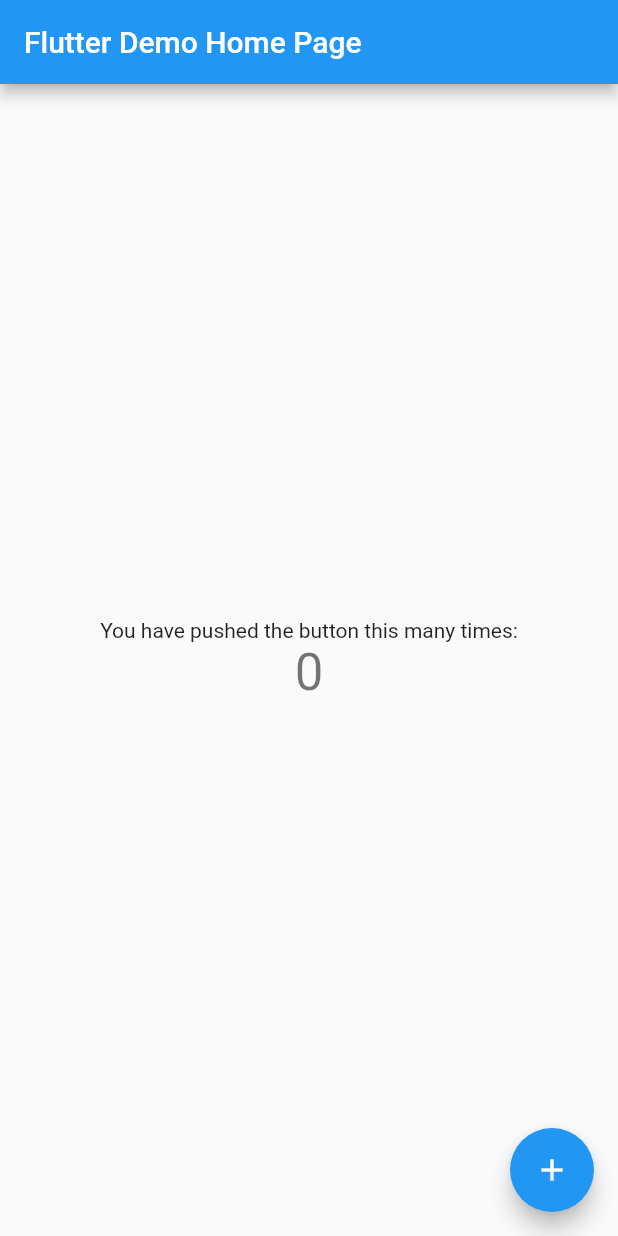
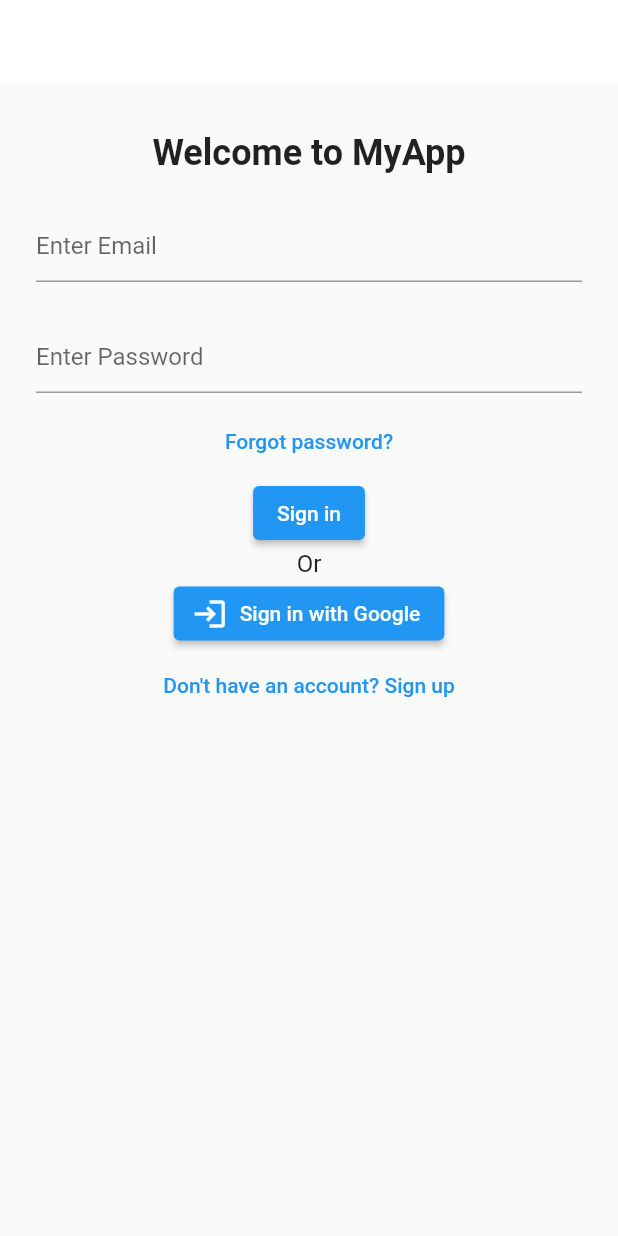
Before and after one commit to HeronKyaw/Flutter-Spinner-Wheels, a Flutter app: the screen it shows after launch, on a phone screen of 412 x 824 dp. Run offline on Flutter 3.47's test engine with Material 2 defaults, Android fonts, the phone set to English and light mode, and no system bars; our stand-ins replace bloc, equatable, firebase_auth, firebase_core, flutter_bloc; accounts and stored records are empty.

Commit message:
Repository and Login Functionality

```diff
--- a/lib/data/repositories/spinner_wheels_repository.dart
+++ b/lib/data/repositories/spinner_wheels_repository.dart
@@ -0,0 +1,66 @@
+import 'package:firebase_auth/firebase_auth.dart';
+import 'package:flutter/material.dart';
+
+abstract class SpinnerWheelRepository {
+  Future<User?> signIn(String email, String password);
+  Future<User?> signUp(String email, String password);
+  Future<void> logout();
+}
+
+class SpinnerWheelRepositoryImpl extends SpinnerWheelRepository {
+  final FirebaseAuth _firebaseAuth;
+  SpinnerWheelRepositoryImpl({FirebaseAuth? firebaseAuth}) : _firebaseAuth = firebaseAuth ?? FirebaseAuth.instance;
+
+  @override
+  Future<User?> signIn(String email, String password) async {
+    try {
+      UserCredential userCredential = await _firebaseAuth.signInWithEmailAndPassword(
+        email: email,
+        password: password,
+      );
+      return userCredential.user;
+    } on FirebaseAuthException catch (e) {
+      if (e.code == 'user-not-found') {
+        print('No user found for that email.');
+      } else if (e.code == 'wrong-password') {
+        print('Wrong password provided for that user.');
+      }
+      return null;
+    } catch (e) {
+      print(e);
+      return null;
+    }
+  }
+
+  @override
+  Future<void> logout() async {
+    try {
+      await _firebaseAuth.signOut();
+    } catch (e) {
+      throw FirebaseAuthException(
+          code: 'logout_failed',
+          message: 'Failed to logout. Error: ${e.toString()}');
+    }
+  }
+
+  @override
+  Future<User?> signUp(String email, String password) async {
+    try {
+      UserCredential userCredential = await _firebaseAuth.createUserWithEmailAndPassword(
+        email: email,
+        password: password,
+      );
+      return userCredential.user;
+    } on FirebaseAuthException catch (e) {
+      if (e.code == 'weak-password') {
+        print('The password provided is too weak.');
+      } else if (e.code == 'email-already-in-use') {
+        print('The account already exists for that email.');
+      }
+      return null;
+    } catch (e) {
+      print(e);
+      return null;
+    }
+  }
+}
--- a/lib/main.dart
+++ b/lib/main.dart
@@ -1,8 +1,17 @@
+import 'package:firebase_core/firebase_core.dart';
 import 'package:flutter/material.dart';
+import 'package:flutter_bloc/flutter_bloc.dart';
+import 'package:spinner_wheel/data/repositories/spinner_wheels_repository.dart';
+import 'package:spinner_wheel/screens/login/bloc/login_bloc.dart';
+import 'package:spinner_wheel/screens/login/views/login_page.dart';
 
-void main() {
+void main() async{
+  WidgetsFlutterBinding.ensureInitialized();
+  await Firebase.initializeApp();
   runApp(const MyApp());
 }
+
+final navigatorKey = GlobalKey<NavigatorState>();
 
 class MyApp extends StatelessWidget {
   const MyApp({super.key});
@@ -10,58 +19,15 @@ class MyApp extends StatelessWidget {
   @override
   Widget build(BuildContext context) {
     return MaterialApp(
+      navigatorKey: navigatorKey,
       title: 'Flutter Demo',
       theme: ThemeData(
         primarySwatch: Colors.blue,
       ),
-      home: const MyHomePage(title: 'Flutter Demo Home Page'),
+      home: BlocProvider(
+          create: (context) => LoginBloc(SpinnerWheelRepositoryImpl()),
+          child: const LoginPage(),
+      )
     );
   }
 }
-
-class MyHomePage extends StatefulWidget {
-  const MyHomePage({super.key, required this.title});
-
-  final String title;
-
-  @override
-  State<MyHomePage> createState() => _MyHomePageState();
-}
-
-class _MyHomePageState extends State<MyHomePage> {
-  int _counter = 0;
-
-  void _incrementCounter() {
-    setState(() {
-      _counter++;
-    });
-  }
-
-  @override
-  Widget build(BuildContext context) {
-    return Scaffold(
-      appBar: AppBar(
-        title: Text(widget.title),
-      ),
-      body: Center(
-        child: Column(
-          mainAxisAlignment: MainAxisAlignment.center,
-          children: <Widget>[
-            const Text(
-              'You have pushed the button this many times:',
-            ),
-            Text(
-              '$_counter',
-              style: Theme.of(context).textTheme.headlineMedium,
-            ),
-          ],
-        ),
-      ),
-      floatingActionButton: FloatingActionButton(
-        onPressed: _incrementCounter,
-        tooltip: 'Increment',
-        child: const Icon(Icons.add),
-      ),
-    );
-  }
-}
--- a/lib/screens/login/bloc/login_bloc.dart
+++ b/lib/screens/login/bloc/login_bloc.dart
@@ -1,13 +1,36 @@
+import 'dart:async';
+
 import 'package:bloc/bloc.dart';
 import 'package:equatable/equatable.dart';
+import 'package:spinner_wheel/data/repositories/spinner_wheels_repository.dart';
 
 part 'login_event.dart';
 part 'login_state.dart';
 
 class LoginBloc extends Bloc<LoginEvent, LoginState> {
-  LoginBloc() : super(LoginInitial()) {
+  final SpinnerWheelRepository _spinnerWheelRepository;
+  LoginBloc(this._spinnerWheelRepository) : super(LoginInitial()) {
     on<LoginEvent>((event, emit) {
-      // TODO: implement event handler
     });
+    on<LoginButtonPressed>(_loginButtonPressed);
+    on<LogoutButtonPressed>(_logoutButtonPressed);
+  }
+
+  FutureOr<void> _loginButtonPressed(LoginButtonPressed event, Emitter<LoginState> emit) async{
+    try {
+      await _spinnerWheelRepository.signIn(event.username, event.password);
+      emit(const LoginSuccess());
+    } catch (error) {
+      emit(LoginFailure('Error: $error'));
+    }
+  }
+
+  FutureOr<void> _logoutButtonPressed(LogoutButtonPressed event, Emitter<LoginState> emit) async{
+    try {
+    await _spinnerWheelRepository.logout();
+    emit(const LogoutSuccess());
+  } catch (error) {
+    emit(LogoutFailure('Error: $error'));
+  }
   }
 }
--- a/lib/screens/login/bloc/login_event.dart
+++ b/lib/screens/login/bloc/login_event.dart
@@ -4,5 +4,21 @@ abstract class LoginEvent extends Equatable {
   const LoginEvent();
 
   @override
-  List<Object> get props => [];
+  List<Object?> get props => [];
 }
+
+class LoginButtonPressed extends LoginEvent {
+  final String username;
+  final String password;
+
+  const LoginButtonPressed(
+      {required this.username,
+      required this.password});
+
+  @override
+  List<Object?> get props => [username, password];
+}
+
+class LogoutButtonPressed extends LoginEvent {
+  const LogoutButtonPressed();
+}
--- a/lib/screens/login/bloc/login_state.dart
+++ b/lib/screens/login/bloc/login_state.dart
@@ -4,7 +4,33 @@ abstract class LoginState extends Equatable {
   const LoginState();
 
   @override
-  List<Object> get props => [];
+  List<Object?> get props => [];
 }
 
 class LoginInitial extends LoginState {}
+
+class LoginSuccess extends LoginState {
+  const LoginSuccess();
+}
+
+class LoginFailure extends LoginState {
+  final String error;
+
+  const LoginFailure(this.error);
+
+  @override
+  List<Object?> get props => [error];
+}
+
+class LogoutSuccess extends LoginState {
+  const LogoutSuccess();
+}
+
+class LogoutFailure extends LoginState {
+  final String error;
+  const LogoutFailure(this.error);
+
+  @override
+  List<Object?> get props => [error];
+
+}
--- a/lib/screens/login/views/login_page.dart
+++ b/lib/screens/login/views/login_page.dart
@@ -0,0 +1,185 @@
+import 'package:firebase_auth/firebase_auth.dart';
+import 'package:flutter/material.dart';
+import 'package:flutter_bloc/flutter_bloc.dart';
+import 'package:spinner_wheel/data/repositories/spinner_wheels_repository.dart';
+import 'package:spinner_wheel/main.dart';
+import 'package:spinner_wheel/screens/login/bloc/login_bloc.dart';
+import 'package:spinner_wheel/widgets/text_field_widget.dart';
+
+class LoginPage extends StatelessWidget {
+  const LoginPage({Key? key}) : super(key: key);
+
+  @override
+  Widget build(BuildContext context) {
+    return BlocProvider(
+      create: (context) => LoginBloc(SpinnerWheelRepositoryImpl()),
+      child: const LoginView(title: 'Log In'),
+    );
+  }
+}
+
+class LoginView extends StatefulWidget {
+  const LoginView({Key? key, required this.title}) : super(key: key);
+
+  final String title;
+
+  @override
+  LoginViewState createState() => LoginViewState();
+}
+
+
+class LoginViewState extends State<LoginView> {
+
+  final TextEditingController _userNameController = TextEditingController();
+  final TextEditingController _passwordController = TextEditingController();
+
+  @override
+  void dispose() {
+    _userNameController.dispose();
+    _passwordController.dispose();
+    super.dispose();
+  }
+
+  @override
+  Widget build(BuildContext context) {
+    return Scaffold(
+      appBar: AppBar(
+        backgroundColor: Colors.white,
+        shadowColor: Colors.transparent,
+      ),
+      body: BlocConsumer<LoginBloc, LoginState>(
+        listener: (context, state) {
+          if (state is LoginSuccess) {
+            ScaffoldMessenger.of(context).showSnackBar(
+              const SnackBar(
+                content: Text("Login Success"),
+                backgroundColor: Colors.green,
+              ),
+            );
+          } else {
+            ScaffoldMessenger.of(context).showSnackBar(
+              const SnackBar(
+                content: Text("LOGIN FAILURE"),
+                backgroundColor: Colors.red,
+              ),
+            );
+          }
+        },
+        builder: (context, state) {
+          return SingleChildScrollView(
+              child: Padding(
+                padding: const EdgeInsets.all(16.0),
+                child: StreamBuilder<User?>(
+                  stream: FirebaseAuth.instance.authStateChanges(),
+                  builder: (_, snapshot) {
+                    if (snapshot.hasData) {
+                      return Center(
+                        child: Column(
+                          children: [
+                            Text(
+                              'You are logged in as ${snapshot.data!.email}',
+                              textAlign: TextAlign.center,
+                              style: const TextStyle(fontSize: 16),
+                            ),
+                            const SizedBox(height: 16),
+                            ElevatedButton(
+                              onPressed: () {
+                                context.read<LoginBloc>().add(
+                                  const LogoutButtonPressed(),
+                                );
+                              },
+                              child: const Text('Logout'),
+                            ),
+                          ],
+                        ),
+                      );
+                    } else if (snapshot.connectionState == ConnectionState.waiting) {
+                      return const Center(
+                        child: CircularProgressIndicator(),
+                      );
+                    } else if (snapshot.hasError) {
+                      return const Center(
+                        child: Text('Something went wrong!'),
+                      );
+                    }else {
+                      return Center(
+                        child: Column(
+                          children: [
+                            const SizedBox(height: 16),
+                            const Text(
+                              'Welcome to MyApp',
+                              style: TextStyle(
+                                fontSize: 24,
+                                fontWeight: FontWeight.bold,
+                              ),
+                            ),
+                            const SizedBox(height: 16),
+                            LoginTextField(
+                              hintText: 'Enter Email',
+                              controller: _userNameController,
+                              obscure: false,
+                            ),
+                            const SizedBox(
+                              height: 10,
+                            ),
+                            LoginTextField(
+                              hintText: 'Enter Password',
+                              controller: _passwordController,
+                              obscure: true,
+                            ),
+                            TextButton(
+                              onPressed: () {
+                                // TODO: Implement forgot password functionality
+                              },
+                              child: const Text('Forgot password?'),
+                            ),
+                            ElevatedButton(
+                              onPressed: () async{
+                                showDialog(
+                                  context: context,
+                                  builder: (context) => const Center(
+                                    child: CircularProgressIndicator(),
+                                  )
+                                );
+                                context.read<LoginBloc>().add(
+                                  LoginButtonPressed(
+                                    username: _userNameController.text,
+                                    password: _passwordController.text,
+                                  ),
+                                );
+                                // remove circular animation cuz Navigator.of(context).pop() does not work.
+                                navigatorKey.currentState!.popUntil((route) => route.isFirst);
+                              },
+                              child: const Text('Sign in'),
+                            ),
+                            const Text(
+                              'Or',
+                              textAlign: TextAlign.center,
+                              style: TextStyle(fontSize: 16),
+                            ),
+                            ElevatedButton.icon(
+                              onPressed: () {
+                                // TODO: Implement Google sign-in functionality
+                              },
+                              icon: const Icon(Icons.login),
+                              label: const Text('Sign in with Google'),
+                            ),
+                            TextButton(
+                              onPressed: () {
+                                // TODO: Implement sign-up functionality
+                              },
+                              child: const Text('Don\'t have an account? Sign up'),
+                            ),
+                          ],
+                        ),
+                      );
+                    }
+                  }
+                ),
+              ),
+            );
+        },
+      ),
+    );
+  }
+}
--- /dev/null
+++ b/lib/screens/signup/bloc/signup_event.dart
@@ -0,0 +1,18 @@
+part of 'signup_bloc.dart';
+
+abstract class SignupEvent extends Equatable {
+  const SignupEvent();
+
+  @override
+  List<Object> get props => [];
+}
+
+class SignupButtonPressed extends SignupEvent {
+  final String password;
+  final String email;
+
+  const SignupButtonPressed({required this.password, required this.email});
+
+  @override
+  List<Object> get props => [password, email];
+}
--- /dev/null
+++ b/lib/widgets/text_field_widget.dart
@@ -0,0 +1,25 @@
+import 'package:flutter/material.dart';
+
+class LoginTextField extends StatelessWidget {
+  final String hintText;
+  final bool obscure;
+  final TextEditingController controller;
+  const LoginTextField(
+      {Key? key,
+      required this.hintText,
+      required this.controller,
+      required this.obscure})
+      : super(key: key);
+
+  @override
+  Widget build(BuildContext context) {
+    return Padding(
+      padding: const EdgeInsets.all(8.0),
+      child: TextField(
+        obscureText: obscure,
+        controller: controller,
+        decoration: InputDecoration(hintText: hintText),
+      ),
+    );
+  }
+}
--- a/pubspec.yaml
+++ b/pubspec.yaml
@@ -42,6 +42,7 @@ dependencies:
   firebase_auth: ^4.4.2
   cloud_firestore: ^4.5.2
   flutter_fortune_wheel: ^1.2.0
+  flutter_bloc: ^8.1.2
 
 dev_dependencies:
   flutter_test:
```
Also changed, not shown: lib/screens/signup/bloc/signup_bloc.dart (added, +30 -0 lines), lib/screens/signup/bloc/signup_state.dart (added, +27 -0 lines), lib/models/spinner_wheel_model.dart (added), lib/screens/items/views/items_page.dart (added), lib/screens/signup/views/signup_page.dart (added), pubspec.lock, 2 other files.
